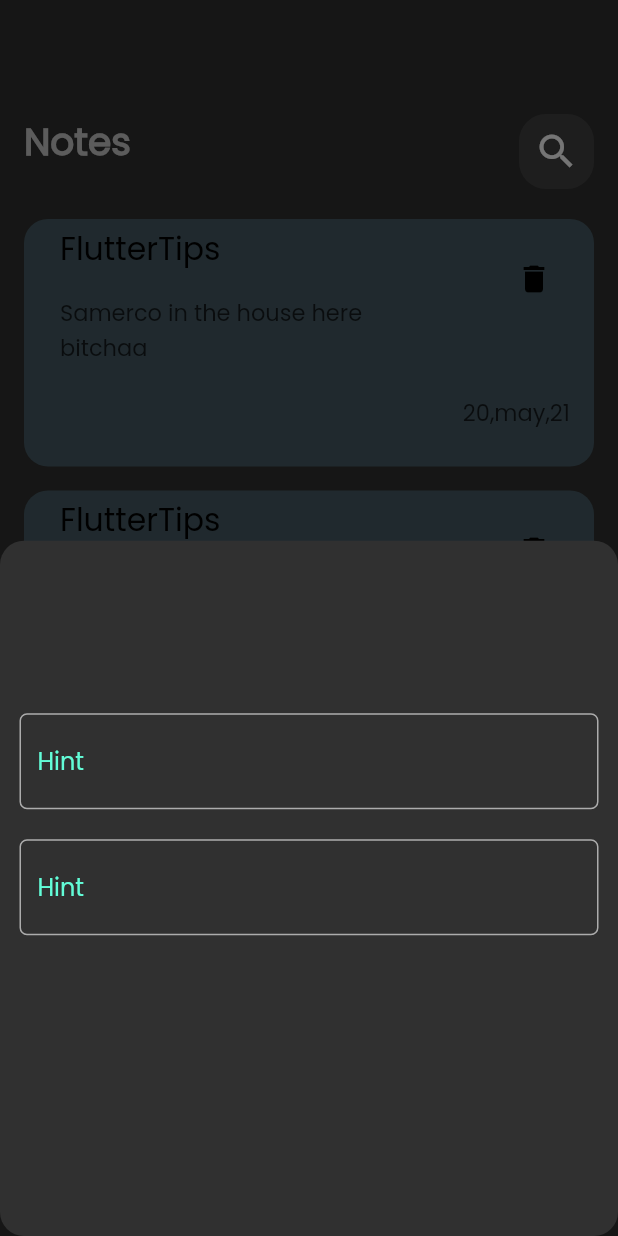
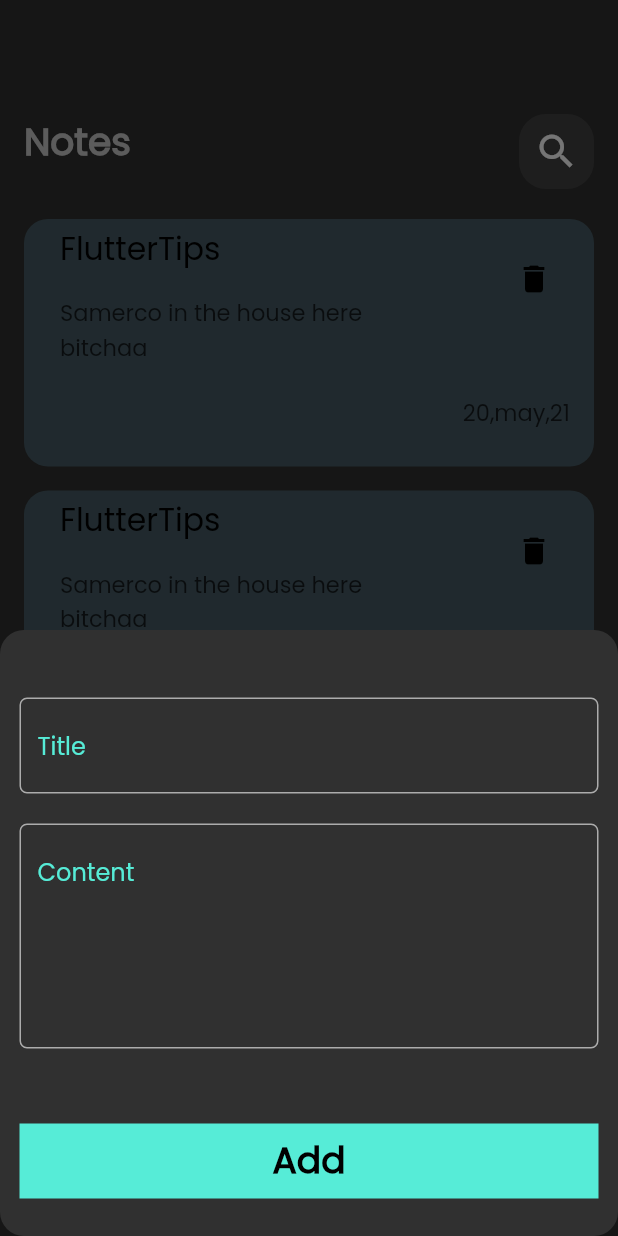
Before and after one commit to Sameradel11/Flutter-NotesApp, a Flutter app: the screen it shows after launch, after a tap on the "add" icon, on a phone screen of 412 x 824 dp. Run offline on Flutter 3.47's test engine with Material 2 defaults, Android fonts, the phone set to English and light mode, and no system bars; our stand-ins replace audioplayers.

Commit message:
add button to bottom sheet

```diff
--- a/lib/consts.dart
+++ b/lib/consts.dart
@@ -1,4 +1,4 @@
 import 'dart:ui';
 
 final Color KtextColor = Color(0xffC8C8C8);
-final Color KtextFieldColor = Color(0xff62FCD7);
+final Color KtextFieldColor = Color(0xff56ECD7);
--- a/lib/views/notes_view.dart
+++ b/lib/views/notes_view.dart
@@ -4,6 +4,8 @@
 import "package:audioplayers/audioplayers.dart";
 import 'package:notes_app/consts.dart';
 
+import '../widgets/custom_button.dart';
+import '../widgets/custom_text_field.dart';
 import '../widgets/notes_viewbody.dart';
 
 class NotesView extends StatelessWidget {
@@ -38,49 +40,29 @@
   Widget build(BuildContext context) {
     return Padding(
       padding: const EdgeInsets.all(5.0),
+      child: SingleChildScrollView(
         child: Column(
           children: [
             SizedBox(
-            height: 100,
+              height: 30,
             ),
             CustomTextField(
               hint: "Title",
             ),
             CustomTextField(
-            hint: "Body",
+              hint: "Content",
+              maxlines: 5,
+            ),
+            SizedBox(
+              height: 40,
+            ),
+            CustomButton(),
+            SizedBox(
+              height: 20,
             ),
           ],
+        ),
       ),
     );
   }
 }
-
-class CustomTextField extends StatelessWidget {
-  CustomTextField({
-    required String hint,
-    super.key,
-  });
-
-  String? hint;
-  @override
-  Widget build(BuildContext context) {
-    return Padding(
-      padding: const EdgeInsets.symmetric(vertical: 10, horizontal: 8),
-      child:  TextField(
-        cursorColor: KtextFieldColor,
-        decoration: InputDecoration(
-            hintText: "Hint",
-            hintStyle: TextStyle(color: KtextFieldColor),
-            enabledBorder: OutlineInputBorder(
-                borderRadius: BorderRadius.circular(5),
-                borderSide: BorderSide(color: Colors.white60)),
-            focusedBorder: OutlineInputBorder(
-                borderRadius: BorderRadius.circular(5),
-                borderSide: BorderSide(color: KtextFieldColor)),
-            border: OutlineInputBorder(
-                borderRadius: BorderRadius.circular(9),
-                borderSide: BorderSide(color: Colors.red))),
-      ),
-    );
-  }
-}
--- /dev/null
+++ b/lib/widgets/custom_button.dart
@@ -0,0 +1,27 @@
+import 'package:flutter/cupertino.dart';
+import 'package:flutter/material.dart';
+
+import '../consts.dart';
+
+class CustomButton extends StatelessWidget {
+  const CustomButton({super.key});
+
+  @override
+  Widget build(BuildContext context) {
+    return Padding(
+      padding: const EdgeInsets.symmetric(horizontal: 8),
+      child: Container(
+        height: 50,
+        decoration: BoxDecoration(color: KtextFieldColor),
+        width: MediaQuery.of(context).size.width,
+        child: const Center(
+          child: Text(
+            "Add",
+            style: TextStyle(
+                color: Colors.black, fontSize: 24, fontWeight: FontWeight.bold),
+          ),
+        ),
+      ),
+    );
+  }
+}
--- /dev/null
+++ b/lib/widgets/custom_text_field.dart
@@ -0,0 +1,37 @@
+import 'package:flutter/cupertino.dart';
+import 'package:flutter/material.dart';
+
+import '../consts.dart';
+
+class CustomTextField extends StatelessWidget {
+  CustomTextField({
+    super.key,
+    required this.hint,
+    this.maxlines = 1,
+  });
+
+  final String hint;
+  final int maxlines;
+  @override
+  Widget build(BuildContext context) {
+    return Padding(
+      padding: const EdgeInsets.symmetric(vertical: 10, horizontal: 8),
+      child: TextField(
+        cursorColor: KtextFieldColor,
+        maxLines: maxlines,
+        decoration: InputDecoration(
+            hintText: hint,
+            hintStyle: TextStyle(color: KtextFieldColor),
+            enabledBorder: OutlineInputBorder(
+                borderRadius: BorderRadius.circular(5),
+                borderSide: const BorderSide(color: Colors.white60)),
+            focusedBorder: OutlineInputBorder(
+                borderRadius: BorderRadius.circular(5),
+                borderSide: BorderSide(color: KtextFieldColor)),
+            border: OutlineInputBorder(
+                borderRadius: BorderRadius.circular(9),
+                borderSide: BorderSide(color: Colors.red))),
+      ),
+    );
+  }
+}
```
Lines whose indentation alone changed are shown as unchanged.
